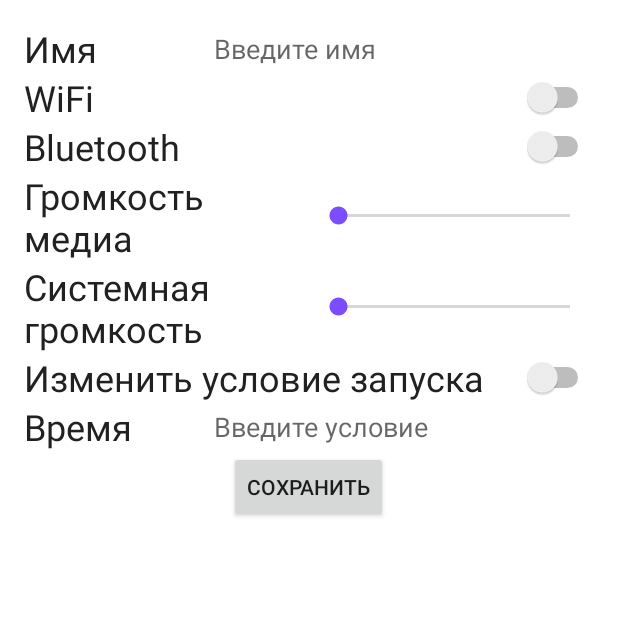
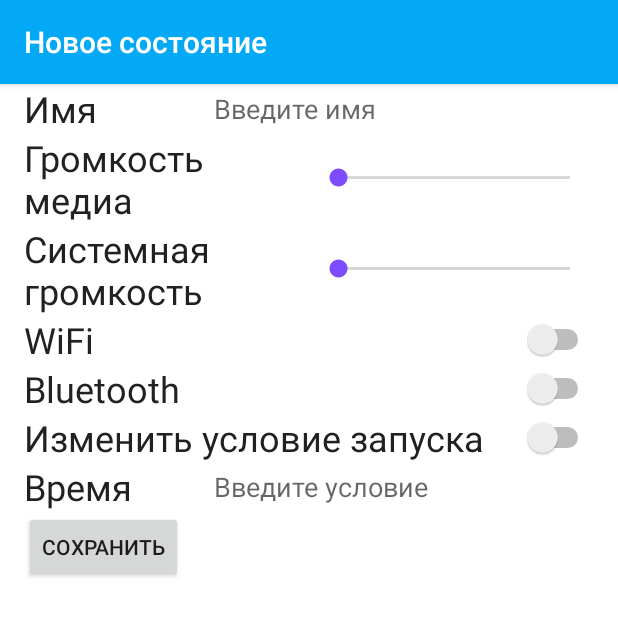
Before and after one commit to DmitriyDomrachev/SmartTool, an Android app: the AddStateActivity screen opened directly, with no data from a screen before it, on a phone screen of 412 x 824 dp, the top half of it. Run offline under Robolectric (Android 15) with nearby library versions, the phone set to English and light mode, and no system bars.

```diff
--- a/app/src/main/java/com/example/dima/smarttool/MainActivity.java
+++ b/app/src/main/java/com/example/dima/smarttool/MainActivity.java
@@ -121,7 +121,7 @@ public class MainActivity extends AppCompatActivity {
         IntentFilter ifilter = new IntentFilter(Intent.ACTION_BATTERY_CHANGED);                      //IntentFilter батареи
         Intent batteryStatus = registerReceiver(mBroadcastReceiver, ifilter);                       //текущее состояние батареи, mBroadcastReceiver в качестве преемника
         audioManager = (AudioManager) this.getSystemService(Context.AUDIO_SERVICE);
-        toolbar = findViewById(R.id.my_toolbar);
+        toolbar = findViewById(R.id.mainToolbar);
         setSupportActionBar(toolbar);
         getSupportActionBar().setTitle("SmartTool");
         toolbar.setTitleTextColor(getResources().getColor(R.color.icons));
--- a/app/src/main/java/com/example/dima/smarttool/NoteAlarmReceiver.java
+++ b/app/src/main/java/com/example/dima/smarttool/NoteAlarmReceiver.java
@@ -94,6 +94,7 @@ public class NoteAlarmReceiver extends BroadcastReceiver {
         }
 
         Intent notifyIntent = new Intent(context, ShowActivity.class);
+        notifyIntent.putExtra("type","Note");
         notifyIntent.putExtra("name", note.getName());
         notifyIntent.putExtra("text", note.getText());
         notifyIntent.putExtra("lat", note.getLat());
--- a/app/src/main/java/com/example/dima/smarttool/StateAlarmReceiver.java
+++ b/app/src/main/java/com/example/dima/smarttool/StateAlarmReceiver.java
@@ -129,6 +129,7 @@ public class StateAlarmReceiver extends BroadcastReceiver {
         }
 
         Intent notifyIntent = new Intent(context, ShowActivity.class);
+        notifyIntent.putExtra("type","State");
         notifyIntent.putExtra("name", state.getName());
         notifyIntent.putExtra("lat", state.getLat());
         notifyIntent.putExtra("lng", state.getLng());
--- a/app/src/main/java/com/example/dima/smarttool/fragment/NoteRVAdapter.java
+++ b/app/src/main/java/com/example/dima/smarttool/fragment/NoteRVAdapter.java
@@ -114,6 +114,7 @@ public class NoteRVAdapter extends RecyclerView.Adapter<NoteRVAdapter.ContactsVi
         @Override
         public void onClick(View v) {
             Intent intent = new Intent(context, ShowActivity.class);
+            intent.putExtra("type","Note");
             intent.putExtra("name", note.getName());
             intent.putExtra("text", note.getText());
             intent.putExtra("lat", note.getLat());
--- a/app/src/main/java/com/example/dima/smarttool/fragment/RuleRVAdapter.java
+++ b/app/src/main/java/com/example/dima/smarttool/fragment/RuleRVAdapter.java
@@ -121,6 +121,7 @@ public class RuleRVAdapter extends RecyclerView.Adapter<RuleRVAdapter.ContactsVi
                     + "\nBluetooth: " + bt + "\nMedia: " + state.getMediaSoundState()
                     + "%\nSystem: " + state.getSystemSoundState() + "%");
             Log.d("showActivity", "IntentPut lat: "+state.getLat()+ "    lng: "+state.getLng());
+            intent.putExtra("type","State");
             intent.putExtra("lat", state.getLat());
             intent.putExtra("lng", state.getLng());
             intent.putExtra("time", state.getStartTime());
--- a/app/src/main/java/com/example/dima/smarttool/fragment/ScanFragment.java
+++ b/app/src/main/java/com/example/dima/smarttool/fragment/ScanFragment.java
@@ -90,7 +90,7 @@ public class ScanFragment extends Fragment {
         });
 
 
-        stateName.setText("Последнее состояние: " + String.valueOf(prefs.getString("stateName", "")));
+        stateName.setText(String.valueOf(stateName.getText() + (prefs.getString("stateName", ""))));
 
         // находим список
         ListView lvMain = (ListView) view.findViewById(R.id.ScanFragmentListView);
--- a/app/src/main/res/layout/activity_add_state.xml
+++ b/app/src/main/res/layout/activity_add_state.xml
@@ -1,19 +1,37 @@
 <?xml version="1.0" encoding="utf-8"?>
-<LinearLayout xmlns:android="http://schemas.android.com/apk/res/android"
+<android.support.constraint.ConstraintLayout xmlns:android="http://schemas.android.com/apk/res/android"
     xmlns:app="http://schemas.android.com/apk/res-auto"
     xmlns:tools="http://schemas.android.com/tools"
     android:layout_width="match_parent"
-    android:layout_height="wrap_content"
+    android:layout_height="match_parent"
     android:orientation="vertical"
-    tools:context="com.example.dima.smarttool.AddStateActivity"
-    android:layout_margin="@dimen/fab_margin">
+    tools:context="com.example.dima.smarttool.AddStateActivity">
 
-
-
+    <android.support.v7.widget.Toolbar
+        android:id="@+id/noteToolbar"
+        android:layout_width="match_parent"
+        android:layout_height="?attr/actionBarSize"
+        android:background="?attr/colorPrimary"
+        android:elevation="4dp"
+        android:theme="@style/ThemeOverlay.AppCompat.ActionBar"
+        app:layout_constraintEnd_toEndOf="parent"
+        app:layout_constraintStart_toStartOf="parent"
+        app:layout_constraintTop_toTopOf="parent"
+        app:popupTheme="@style/ThemeOverlay.AppCompat.Light"
+        app:title="Новое состояние"
+        app:titleTextColor="@color/icons" />
 
     <LinearLayout
         android:layout_width="match_parent"
         android:layout_height="wrap_content"
+        android:orientation="vertical"
+        android:layout_marginStart="@dimen/activity_horizontal_margin"
+        android:layout_marginEnd="@dimen/activity_horizontal_margin"
+        app:layout_constraintTop_toBottomOf="@id/noteToolbar">
+
+        <LinearLayout
+            android:layout_width="match_parent"
+            android:layout_height="match_parent"
             android:orientation="horizontal">
 
             <TextView
@@ -34,38 +52,6 @@
                 android:ems="10"
                 android:hint="Введите имя"
                 android:inputType="textPersonName" />
-
-    </LinearLayout>
-
-    <LinearLayout
-        android:layout_width="match_parent"
-        android:layout_height="wrap_content"
-        android:orientation="horizontal">
-
-        <Switch
-            android:id="@+id/addStateWiFiSwitch"
-            android:layout_width="match_parent"
-            android:layout_height="match_parent"
-            android:layout_weight="1"
-            android:text="WiFi"
-            android:textColor="@color/primary_text"
-            android:textSize="24sp" />
-
-    </LinearLayout>
-
-    <LinearLayout
-        android:layout_width="match_parent"
-        android:layout_height="wrap_content"
-        android:orientation="horizontal">
-
-        <Switch
-            android:id="@+id/addStateBluetoothSwitch"
-            android:layout_width="match_parent"
-            android:layout_height="match_parent"
-            android:layout_weight="1"
-            android:text="Bluetooth"
-            android:textColor="@color/primary_text"
-            android:textSize="24sp" />
 
         </LinearLayout>
 
@@ -114,6 +100,38 @@
                 android:layout_weight="3" />
         </LinearLayout>
 
+        <LinearLayout
+            android:layout_width="match_parent"
+            android:layout_height="match_parent"
+            android:orientation="horizontal">
+
+            <Switch
+                android:id="@+id/addStateWiFiSwitch"
+                android:layout_width="match_parent"
+                android:layout_height="match_parent"
+                android:layout_weight="1"
+                android:text="WiFi"
+                android:textColor="@color/primary_text"
+                android:textSize="24sp" />
+
+        </LinearLayout>
+
+        <LinearLayout
+            android:layout_width="match_parent"
+            android:layout_height="match_parent"
+            android:orientation="horizontal">
+
+            <Switch
+                android:id="@+id/addStateBluetoothSwitch"
+                android:layout_width="match_parent"
+                android:layout_height="match_parent"
+                android:layout_weight="1"
+                android:text="Bluetooth"
+                android:textColor="@color/primary_text"
+                android:textSize="24sp" />
+
+        </LinearLayout>
+
         <Switch
             android:id="@+id/addStateConditionSwitch"
             android:layout_width="match_parent"
@@ -122,9 +140,11 @@
             android:textColor="@color/primary_text"
             android:textSize="24sp" />
 
+
+
         <LinearLayout
             android:layout_width="match_parent"
-        android:layout_height="wrap_content"
+            android:layout_height="match_parent"
             android:orientation="horizontal">
 
             <TextView
@@ -148,10 +168,9 @@
 
         </LinearLayout>
 
-
         <LinearLayout
-        android:layout_width="wrap_content"
-        android:layout_height="wrap_content"
+            android:layout_width="match_parent"
+            android:layout_height="match_parent"
             android:layout_gravity="center_horizontal"
             android:orientation="horizontal">
 
@@ -162,5 +181,7 @@
                 android:text="Сохранить" />
 
         </LinearLayout>
+    </LinearLayout>
 
-</LinearLayout>
+
+</android.support.constraint.ConstraintLayout>
--- a/app/src/main/res/layout/activity_main.xml
+++ b/app/src/main/res/layout/activity_main.xml
@@ -7,7 +7,7 @@
     tools:context="com.example.dima.smarttool.MainActivity">
 
     <android.support.v7.widget.Toolbar
-        android:id="@+id/my_toolbar"
+        android:id="@+id/mainToolbar"
         android:layout_width="match_parent"
         android:layout_height="?attr/actionBarSize"
         android:background="?attr/colorPrimary"
```
Also changed, not shown: app/src/main/java/com/example/dima/smarttool/GPSService.java (+17 -10 lines), app/src/main/java/com/example/dima/smarttool/ShowActivity.java (+8 -0 lines), app/src/main/res/layout/activity_add_note.xml (+31 -13 lines), app/src/main/res/layout/activity_show.xml (+22 -2 lines), app/src/main/res/layout/fragment_scan.xml (+7 -6 lines). Lines whose indentation alone changed are shown as unchanged.
